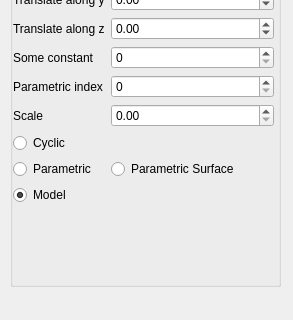
This is GUI/SideWidget.ui in bence21/Grafika as Qt 5 draws it before an edit; both pictures show x 0 to 293 and y 154 to 474 of the 293 by 474 pixel window. The edited form follows.
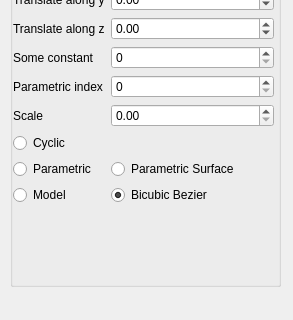
This is the edited form.

Commit message: RadioButton a bicubicBezierPatchnek

What changed in the file:
```diff
--- a/GUI/SideWidget.ui
+++ b/GUI/SideWidget.ui
@@ -43,7 +43,7 @@
       <x>3</x>
       <y>21</y>
       <width>261</width>
-      <height>373</height>
+      <height>421</height>
      </rect>
     </property>
     <layout class="QFormLayout" name="formLayout">
@@ -282,6 +282,16 @@
       <widget class="QRadioButton" name="modelRadioButton">
        <property name="text">
         <string>Model</string>
+       </property>
+       <property name="checked">
+        <bool>false</bool>
+       </property>
+      </widget>
+     </item>
+     <item row="13" column="1">
+      <widget class="QRadioButton" name="bicubicBezierRadioButton">
+       <property name="text">
+        <string>Bicubic Bezier</string>
        </property>
        <property name="checked">
         <bool>true</bool>
```
The commit also changes 3 other files.
